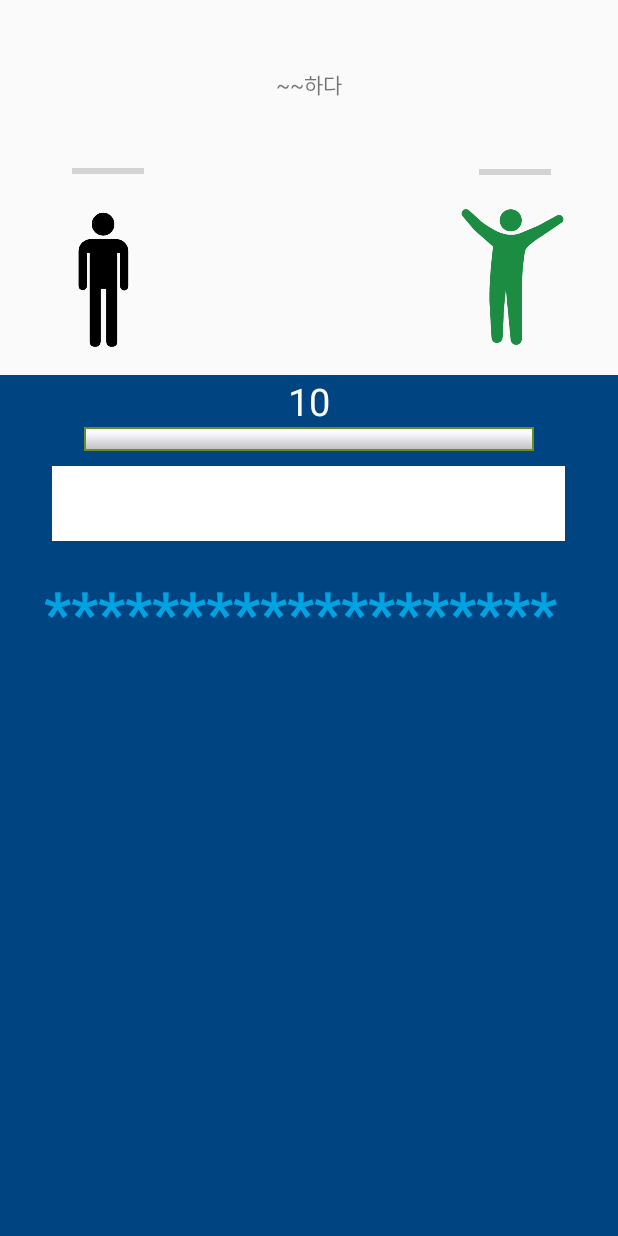
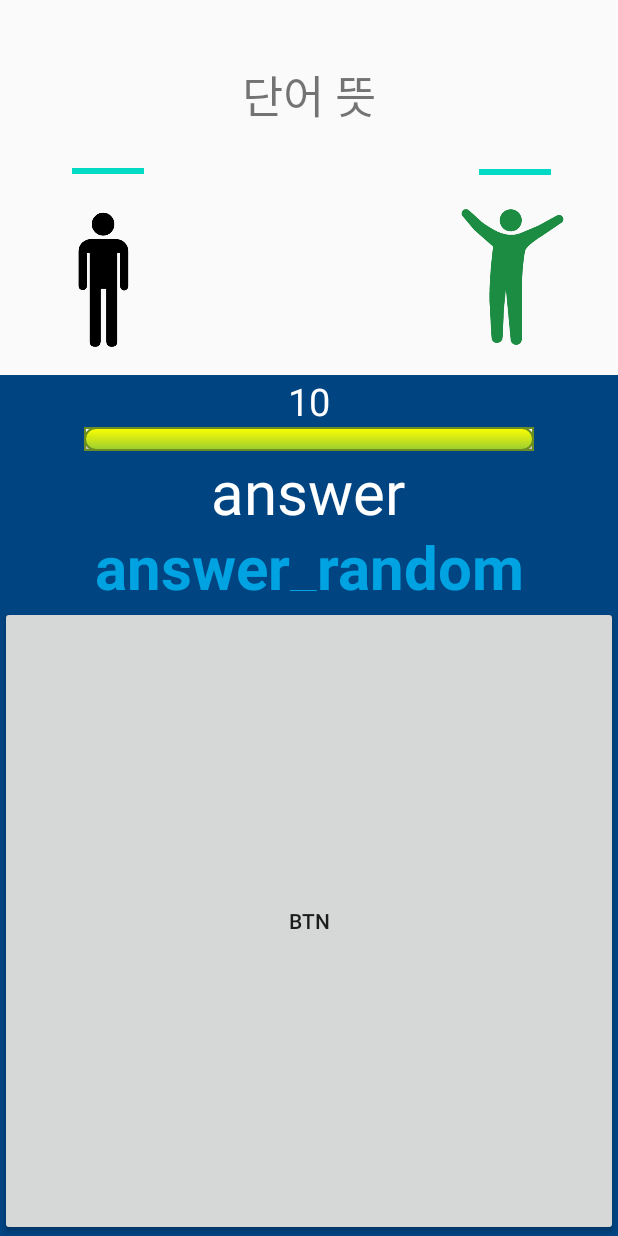
Before and after one commit to Hyeon-Jun-Kim/NCS_ImprintSaga, an Android app: the layout battle.xml on its own in the app's theme, with its tools: preview values and no code run, on a phone screen of 412 x 824 dp. Run offline under Robolectric (Android 15) with nearby library versions, the phone set to English and light mode, and no system bars.

Commit message:
BattlePage_update

```diff
--- a/app/build.gradle
+++ b/app/build.gradle
@@ -7,7 +7,7 @@ android {
 
     defaultConfig {
         applicationId "com.hanshin.ncs_imprintsaga"
-        minSdkVersion 16
+        minSdkVersion 21
         targetSdkVersion 29
         versionCode 1
         versionName "1.0"
@@ -34,4 +34,7 @@ dependencies {
     testImplementation 'junit:junit:4.12'
     androidTestImplementation 'androidx.test.ext:junit:1.1.2'
     androidTestImplementation 'androidx.test.espresso:espresso-core:3.3.0'
+    //csv
+    implementation 'com.opencsv:opencsv:4.5'
+    implementation 'com.google.android.material:material:1.3.0'
 }
--- a/app/src/main/AndroidManifest.xml
+++ b/app/src/main/AndroidManifest.xml
@@ -19,6 +19,7 @@
 
         <activity android:name=".MyPageActivity" android:label="MyPage"> </activity>
         <activity android:name=".ShopActivity" android:label="Shop"> </activity>
+        <activity android:name=".BattleActivity" android:label="Battle"> </activity>
     </application>
 
     <uses-permission android:name="android.permission.INTERNET" />
--- a/app/src/main/java/com/hanshin/ncs_imprintsaga/mapSelectDialog.java
+++ b/app/src/main/java/com/hanshin/ncs_imprintsaga/mapSelectDialog.java
@@ -2,6 +2,7 @@ package com.hanshin.ncs_imprintsaga;
 
 import android.app.Dialog;
 import android.content.Context;
+import android.content.Intent;
 import android.media.Rating;
 import android.view.View;
 import android.view.Window;
@@ -40,7 +41,8 @@ public class mapSelectDialog {
         selectBtn.setOnClickListener(new View.OnClickListener() {
             @Override
             public void onClick(View view) {
-                dlg.dismiss();
+                Intent intent = new Intent(context.getApplicationContext(), BattleActivity.class);
+                context.startActivity(intent);
             }
         });
     }
--- a/app/src/main/res/layout/activity_main.xml
+++ b/app/src/main/res/layout/activity_main.xml
@@ -32,7 +32,7 @@
             android:text="SHOP" />
         <Button
             android:id="@+id/main_setting_btn"
-            android:layout_width="80dp"
+            android:layout_width="90dp"
             android:layout_height="80dp"
             android:layout_gravity="right"
             android:layout_marginTop="20dp"
--- a/app/src/main/res/layout/battle.xml
+++ b/app/src/main/res/layout/battle.xml
@@ -11,10 +11,12 @@
         android:layout_height="250dp">
 
         <TextView
+            android:id="@+id/questionTV"
             android:layout_width="match_parent"
             android:layout_height="wrap_content"
             android:gravity="center"
-            android:text="~~하다"
+            android:text="단어 뜻"
+            android:textSize="30dp"
             app:layout_constraintBottom_toBottomOf="parent"
             app:layout_constraintEnd_toEndOf="parent"
             app:layout_constraintHorizontal_bias="0.0"
@@ -23,7 +25,7 @@
             app:layout_constraintVertical_bias="0.199" />
 
         <ImageView
-            android:id="@+id/imageView"
+            android:id="@+id/userIV"
             android:layout_width="92dp"
             android:layout_height="128dp"
             app:layout_constraintBottom_toBottomOf="parent"
@@ -35,7 +37,7 @@
             app:srcCompat="@drawable/man" />
 
         <ImageView
-            android:id="@+id/imageView2"
+            android:id="@+id/enemyIV"
             android:layout_width="130dp"
             android:layout_height="124dp"
             app:layout_constraintBottom_toBottomOf="parent"
@@ -47,11 +49,13 @@
             app:srcCompat="@drawable/monster" />
 
         <ProgressBar
-            android:id="@+id/progressBar3"
+            android:id="@+id/userPB"
             style="?android:attr/progressBarStyleHorizontal"
             android:layout_width="wrap_content"
             android:layout_height="wrap_content"
-            app:layout_constraintBottom_toTopOf="@+id/imageView"
+            android:max="10"
+            android:progress="10"
+            app:layout_constraintBottom_toTopOf="@+id/userIV"
             app:layout_constraintEnd_toEndOf="parent"
             app:layout_constraintHorizontal_bias="0.132"
             app:layout_constraintStart_toStartOf="parent"
@@ -59,11 +63,13 @@
             app:layout_constraintVertical_bias="1.0" />
 
         <ProgressBar
-            android:id="@+id/progressBar4"
+            android:id="@+id/enemyPB"
             style="?android:attr/progressBarStyleHorizontal"
             android:layout_width="wrap_content"
             android:layout_height="wrap_content"
-            app:layout_constraintBottom_toTopOf="@+id/imageView2"
+            android:max="10"
+            android:progress="10"
+            app:layout_constraintBottom_toTopOf="@+id/enemyIV"
             app:layout_constraintEnd_toEndOf="parent"
             app:layout_constraintHorizontal_bias="0.878"
             app:layout_constraintStart_toStartOf="parent"
@@ -78,6 +84,7 @@
         android:orientation="vertical">
 
         <TextView
+            android:id="@+id/timerTV"
             android:layout_width="match_parent"
             android:layout_height="wrap_content"
             android:gravity="center"
@@ -87,29 +94,41 @@
             android:textSize="25dp" />
 
         <ProgressBar
-            android:id="@+id/progressBar"
+            android:id="@+id/timerPB"
             style="?android:attr/progressBarStyleHorizontal"
             android:layout_width="300dp"
             android:layout_height="wrap_content"
             android:layout_gravity="center"
             android:max="10"
+            android:progress="10"
             android:progressDrawable="@drawable/myprogressbar" />
 
         <TextView
+            android:id="@+id/answerTV"
             android:layout_width="342dp"
             android:layout_height="50dp"
-            android:layout_margin="10dp"
-            android:background="#FFFFFF"
-            android:layout_gravity="center"/>
+            android:text="answer"
+            android:textSize="40dp"
+            android:textColor="#FFFFFF"
+            android:layout_gravity="center"
+            android:gravity="center"/>
 
         <TextView
+            android:id="@+id/hintTV"
             android:layout_width="353dp"
             android:layout_height="43dp"
             android:layout_gravity="center"
-            android:layout_margin="10dp"
-            android:text="***********************"
+            android:text="answer_random"
+            android:gravity="center"
+            android:layout_marginBottom="10dp"
             android:textColor="#00A3E1"
             android:textSize="40dp"
             android:textStyle="bold" />
+
+        <Button
+            android:id="@+id/testbtn"
+            android:layout_width="match_parent"
+            android:layout_height="match_parent"
+            android:text="btn"/>
     </LinearLayout>
 </LinearLayout>
--- a/app/src/main/res/layout/stage_info.xml
+++ b/app/src/main/res/layout/stage_info.xml
@@ -28,6 +28,7 @@
             android:layout_height="wrap_content"
             android:numStars="3"
             android:rating="0"
+            android:isIndicator="true"
             android:theme="@style/RatingBar"/>
 
         <TextView
```
Also changed, not shown: app/src/main/java/com/hanshin/ncs_imprintsaga/BattleActivity.java (added, +100 -0 lines), app/src/main/java/com/hanshin/ncs_imprintsaga/MainActivity.java (+20 -10 lines), app/src/main/res/raw/words.csv (added, +100 -0 lines).
